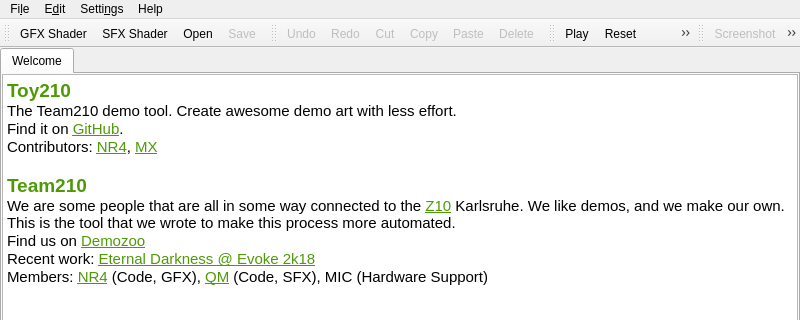
LeStahL/toy210, file MainWindow.ui: the form before one commit; both pictures show x 0 to 800 and y 0 to 320 of the 800 by 599 pixel window.
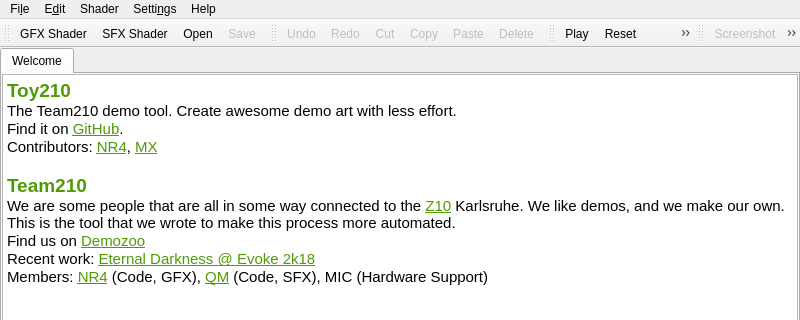
The form after the commit. Icons and pictures are not drawn.

Commit message: gfx tabs work reasonably now

```diff
--- a/MainWindow.ui
+++ b/MainWindow.ui
@@ -151,8 +151,15 @@
     <addaction name="actionAbout_Toy210"/>
     <addaction name="actionAbout_Team210"/>
    </widget>
+   <widget class="QMenu" name="menuShader">
+    <property name="title">
+     <string>Shader</string>
+    </property>
+    <addaction name="actionCompile"/>
+   </widget>
    <addaction name="menuFile"/>
    <addaction name="menuEdit"/>
+   <addaction name="menuShader"/>
    <addaction name="menuSettings"/>
    <addaction name="menuHelp"/>
   </widget>
```
Left out of the diff: 79 changed lines with no effect on the pictures. The commit also changes 4 other files.
